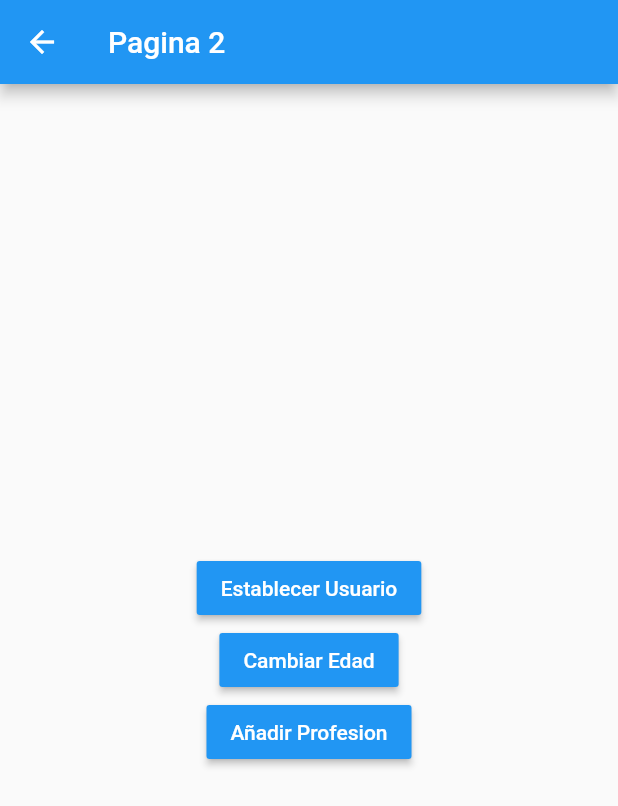
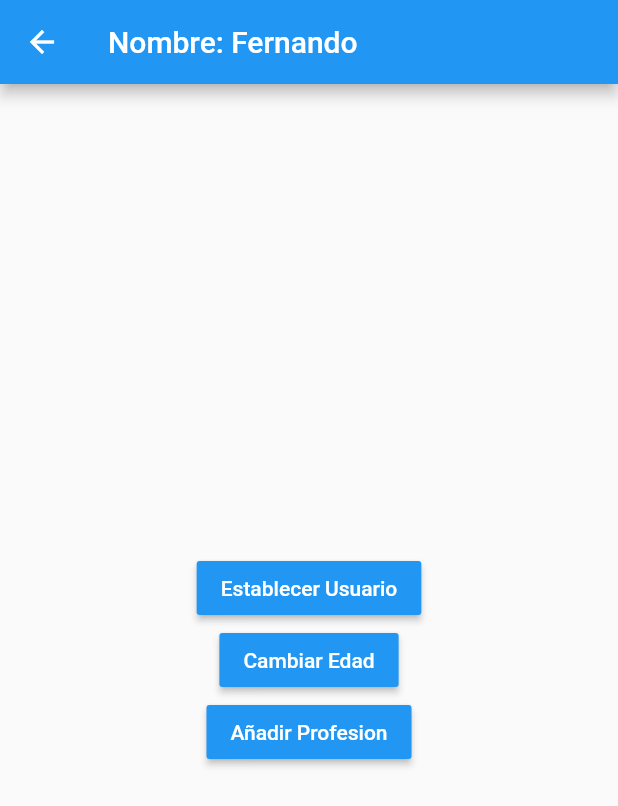
Before and after one commit to Antoniojesus1999/flutter_Estados, a Flutter app: the Pagina2Page screen opened by its route, after a tap on "Establecer Usuario", on a phone screen of 412 x 824 dp. Shown: the top 806 px of the screen. Run offline on Flutter 3.47's test engine with Material 2 defaults, Android fonts, the phone set to English and light mode, and no system bars.

Commit message:
ultima subida

```diff
--- a/lib/main.dart
+++ b/lib/main.dart
@@ -12,7 +12,7 @@ class MyApp extends StatelessWidget {
     return MaterialApp(
         title: 'Material App',
         debugShowCheckedModeBanner: false,
-        initialRoute: 'pagina2',
+        initialRoute: 'pagina1',
         routes: {
           'pagina1': (_) => Pagina1Page(),
           'pagina2': (_) => Pagina2Page()
--- /dev/null
+++ b/lib/models/usuario.dart
@@ -0,0 +1,9 @@
+
+class Usuario {
+  String nombre;
+  int edad;
+  List<String>? profesiones;
+
+  Usuario({required this.nombre, required this.edad, this.profesiones})
+      : assert(nombre != null);
+}
--- a/lib/pages/models/usuario.dart
+++ /dev/null
@@ -1,8 +0,0 @@
-class Usuario {
-  String nombre;
-  int edad;
-  List<String> profesiones;
-
-  Usuario(
-      {required this.nombre, required this.edad, required this.profesiones});
-}
--- a/lib/pages/pagina1_page.dart
+++ b/lib/pages/pagina1_page.dart
@@ -1,52 +1,55 @@
 import 'package:flutter/material.dart';
+
+import 'package:estados/models/usuario.dart';
+import 'package:estados/services/usuario_service.dart';
 
 class Pagina1Page extends StatelessWidget {
   @override
   Widget build(BuildContext context) {
     return Scaffold(
       appBar: AppBar(
-        title: const Text('Pagina 1'),
+        title: Text('Pagina 1'),
       ),
-      body: informacionUsuario(),
+      body: StreamBuilder(
+        stream: usuarioService.usuarioStream,
+        builder: (BuildContext context, AsyncSnapshot<Usuario> snapshot) {
+          return snapshot.hasData
+              ? InformacionUsuario(snapshot.data!)
+              : const Center(child: Text('No hay información del usuario'));
+        },
+      ),
       floatingActionButton: FloatingActionButton(
-        child: const Icon(Icons.accessibility_new),
-        onPressed: () => Navigator.pushReplacementNamed(context, 'pagina2'),
-      ),
+          child: const Icon(Icons.accessibility_new),
+          onPressed: () => Navigator.pushNamed(context, 'pagina2')),
     );
   }
 }
 
-class informacionUsuario extends StatelessWidget {
-  const informacionUsuario({
-    super.key,
-  });
+class InformacionUsuario extends StatelessWidget {
+  final Usuario usuario;
+
+  const InformacionUsuario(this.usuario, {super.key});
 
   @override
   Widget build(BuildContext context) {
     return Container(
       width: double.infinity,
       height: double.infinity,
-      padding: EdgeInsets.all(20.0),
+      padding: const EdgeInsets.all(20.0),
       child: Column(
         crossAxisAlignment: CrossAxisAlignment.start,
-        children: const [
-          Text('General',
+        children: [
+          const Text('General',
               style: TextStyle(fontSize: 18, fontWeight: FontWeight.bold)),
-          Divider(),
-          ListTile(title: Text('Nombre: ')),
-          ListTile(title: Text('Edad: ')),
-          Text('Profesiones',
+          const Divider(),
+          ListTile(title: Text('Nombre: ${usuario.nombre}')),
+          ListTile(title: Text('Edad: ${usuario.edad}')),
+          const Text('Profesiones',
               style: TextStyle(fontSize: 18, fontWeight: FontWeight.bold)),
-          Divider(),
-          ListTile(
-            title: Text('Profesión 1'),
-          ),
-          ListTile(
-            title: Text('Profesión 2'),
-          ),
-          ListTile(
-            title: Text('Profesión 3'),
-          ),
+          const Divider(),
+          const ListTile(title: Text('Profesion 1')),
+          const ListTile(title: Text('Profesion 1')),
+          const ListTile(title: Text('Profesion 1')),
         ],
       ),
     );
--- a/lib/pages/pagina2_page.dart
+++ b/lib/pages/pagina2_page.dart
@@ -1,4 +1,7 @@
 import 'package:flutter/material.dart';
+
+import 'package:estados/models/usuario.dart';
+import 'package:estados/services/usuario_service.dart';
 
 class Pagina2Page extends StatelessWidget {
   const Pagina2Page({super.key});
@@ -7,7 +10,14 @@ class Pagina2Page extends StatelessWidget {
   Widget build(BuildContext context) {
     return Scaffold(
       appBar: AppBar(
-        title: const Text('Pagina 2'),
+        title: StreamBuilder(
+          stream: usuarioService.usuarioStream,
+          builder: (BuildContext context, AsyncSnapshot<Usuario> snapshot) {
+            return snapshot.hasData
+                ? Text('Nombre: ${snapshot.data?.nombre}')
+                : const Text('Pagina 2');
+          },
+        ),
       ),
       body: Center(
           child: Column(
@@ -15,25 +25,25 @@ class Pagina2Page extends StatelessWidget {
         children: [
           MaterialButton(
               color: Colors.blue,
-              onPressed: () {},
-              child: const Text(
-                'Establecer Usuario',
-                style: TextStyle(color: Colors.white),
-              )),
+              onPressed: () {
+                final nuevoUsuario = Usuario(nombre: 'Fernando', edad: 35);
+
+                usuarioService.cargarUsuario(nuevoUsuario);
+              },
+              child: const Text('Establecer Usuario',
+                  style: TextStyle(color: Colors.white))),
+          MaterialButton(
+              color: Colors.blue,
+              onPressed: () {
+                usuarioService.cambiarEdad(30);
+              },
+              child: const Text('Cambiar Edad',
+                  style: TextStyle(color: Colors.white))),
           MaterialButton(
               color: Colors.blue,
               onPressed: () {},
-              child: const Text(
-                'Cambiar Edad',
-                style: TextStyle(color: Colors.white),
-              )),
-          MaterialButton(
-              color: Colors.blue,
-              onPressed: () {},
-              child: const Text(
-                'Añadir Profesion',
-                style: TextStyle(color: Colors.white),
-              ))
+              child: const Text('Añadir Profesion',
+                  style: TextStyle(color: Colors.white))),
         ],
       )),
     );
--- /dev/null
+++ b/lib/services/usuario_service.dart
@@ -0,0 +1,31 @@
+import 'dart:async';
+
+import 'package:estados/models/usuario.dart';
+
+class _UsuarioService {
+  late Usuario _usuario;
+
+  final StreamController<Usuario> _usuarioStreamController =
+      StreamController<Usuario>.broadcast();
+
+  Usuario get usuario => _usuario;
+  bool get existeUsuario => (_usuario != null) ? true : false;
+
+  Stream<Usuario> get usuarioStream => _usuarioStreamController.stream;
+
+  void cargarUsuario(Usuario user) {
+    _usuario = user;
+    _usuarioStreamController.add(user);
+  }
+
+  void cambiarEdad(int edad) {
+    _usuario.edad = edad;
+    _usuarioStreamController.add(this._usuario);
+  }
+
+  dispose() {
+    _usuarioStreamController?.close();
+  }
+}
+
+final usuarioService = _UsuarioService();
```
